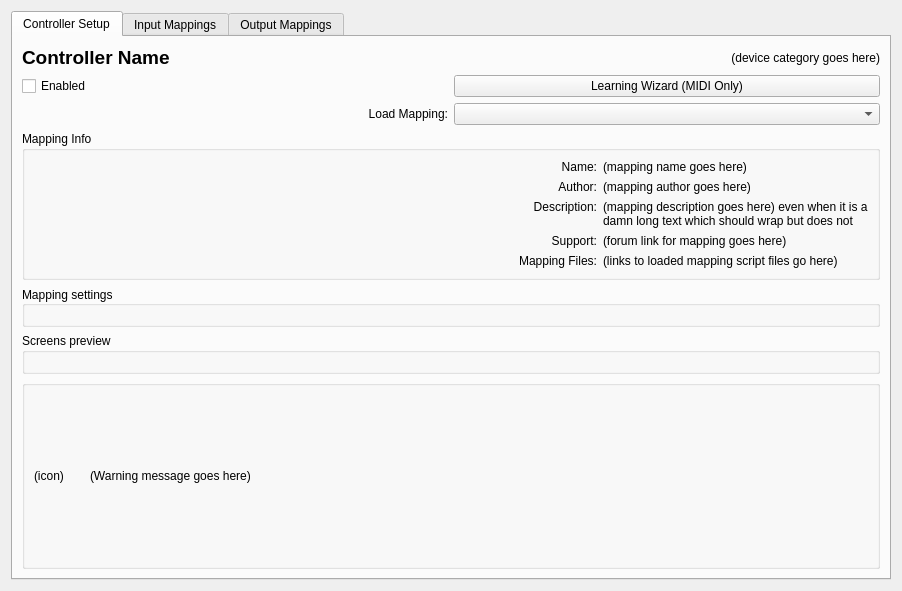
JoergAtGithub/mixxx, file src/controllers/dlgprefcontrollerdlg.ui: the form before one commit.
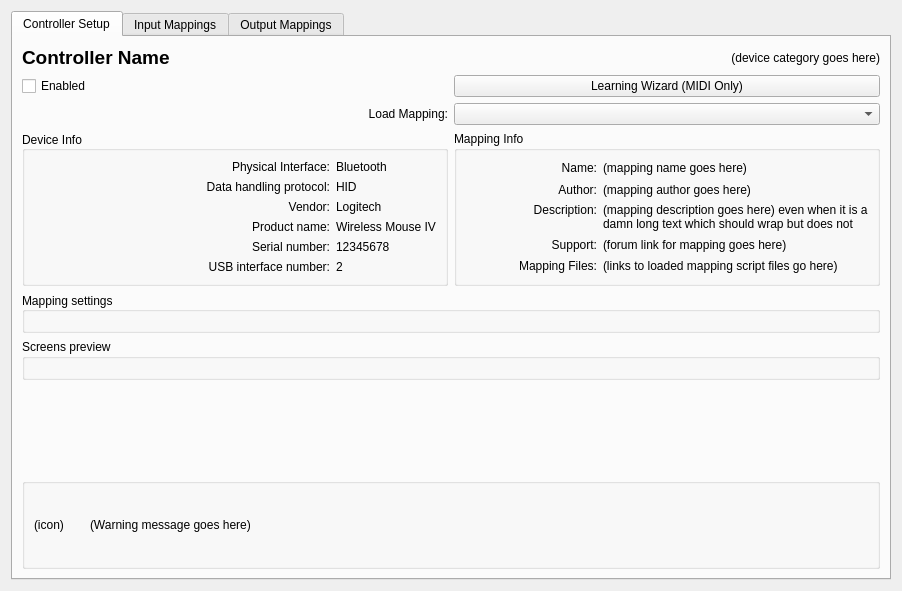
The form after the commit.

Commit message: UI layout for device info

```diff
--- a/src/controllers/dlgprefcontrollerdlg.ui
+++ b/src/controllers/dlgprefcontrollerdlg.ui
@@ -53,6 +53,285 @@
         </widget>
        </item>
        <item row="10" column="0" colspan="2">
+         <layout class="QGridLayout" name="gridLayout_8" rowstretch="0">
+           <item row="0" column="0">
+             <widget class="QGroupBox" name="groupBoxDeviceInfo">
+               <property name="sizePolicy">
+                 <sizepolicy hsizetype="Preferred" vsizetype="Preferred">
+                   <horstretch>0</horstretch>
+                   <verstretch>0</verstretch>
+                 </sizepolicy>
+               </property>
+               <property name="title">
+                 <string>Device Info</string>
+               </property>
+               <property name="alignment">
+                 <set>Qt::AlignmentFlag::AlignLeading|Qt::AlignmentFlag::AlignLeft|Qt::AlignmentFlag::AlignVCenter</set>
+               </property>
+               <layout class="QGridLayout" name="gridLayout9">
+                 <item row="0" column="0">
+                   <widget class="QLabel" name="labelPhysicalInterface">
+                     <property name="sizePolicy">
+                       <sizepolicy hsizetype="MinimumExpanding" vsizetype="Minimum">
+                         <horstretch>0</horstretch>
+                         <verstretch>0</verstretch>
+                       </sizepolicy>
+                     </property>
+                     <property name="text">
+                       <string>Physical Interface:</string>
+                     </property>
+                     <property name="alignment">
+                       <set>Qt::AlignRight|Qt::AlignTrailing|Qt::AlignVCenter</set>
+                     </property>
+                   </widget>
+                 </item>
+                 <item row="0" column="1">
+                   <widget class="QLabel" name="labelPhysicalInterfaceValue">
+                     <property name="sizePolicy">
+                       <sizepolicy hsizetype="Minimum" vsizetype="Minimum">
+                         <horstretch>0</horstretch>
+                         <verstretch>0</verstretch>
+                       </sizepolicy>
+                     </property>
+                     <property name="minimumSize">
+                       <size>
+                         <width>0</width>
+                         <height>0</height>
+                       </size>
+                     </property>
+                     <property name="toolTip">
+                       <string notr="true"/>
+                     </property>
+                     <property name="text">
+                       <string notr="true">Bluetooth</string>
+                     </property>
+                     <property name="wordWrap">
+                       <bool>true</bool>
+                     </property>
+                   </widget>
+                 </item>
+                 <item row="1" column="0">
+                   <widget class="QLabel" name="labelDataHandlingProtocol">
+                     <property name="sizePolicy">
+                       <sizepolicy hsizetype="Minimum" vsizetype="Minimum">
+                         <horstretch>0</horstretch>
+                         <verstretch>0</verstretch>
+                       </sizepolicy>
+                     </property>
+                     <property name="text">
+                       <string>Data handling protocol:</string>
+                     </property>
+                     <property name="alignment">
+                       <set>Qt::AlignRight|Qt::AlignTrailing|Qt::AlignVCenter</set>
+                     </property>
+                   </widget>
+                 </item>
+                 <item row="1" column="1">
+                   <widget class="QLabel" name="labelDataHandlingProtocolValue">
+                     <property name="sizePolicy">
+                       <sizepolicy hsizetype="Minimum" vsizetype="Minimum">
+                         <horstretch>0</horstretch>
+                         <verstretch>0</verstretch>
+                       </sizepolicy>
+                     </property>
+                     <property name="minimumSize">
+                       <size>
+                         <width>0</width>
+                         <height>0</height>
+                       </size>
+                     </property>
+                     <property name="toolTip">
+                       <string notr="true"/>
+                     </property>
+                     <property name="text">
+                       <string notr="true">HID</string>
+                     </property>
+                     <property name="wordWrap">
+                       <bool>true</bool>
+                     </property>
+                   </widget>
+                 </item>
+                 <item row="2" column="0">
+                   <widget class="QLabel" name="labelVendor">
+                     <property name="sizePolicy">
+                       <sizepolicy hsizetype="Minimum" vsizetype="Minimum">
+                         <horstretch>0</horstretch>
+                         <verstretch>0</verstretch>
+                       </sizepolicy>
+                     </property>
+                     <property name="text">
+                       <string>Vendor:</string>
+                     </property>
+                     <property name="alignment">
+                       <set>Qt::AlignRight|Qt::AlignTrailing|Qt::AlignVCenter</set>
+                     </property>
+                   </widget>
+                 </item>
+                 <item row="2" column="1">
+                   <widget class="QLabel" name="labelVendorValue">
+                     <property name="sizePolicy">
+                       <sizepolicy hsizetype="Minimum" vsizetype="Minimum">
+                         <horstretch>0</horstretch>
+                         <verstretch>0</verstretch>
+                       </sizepolicy>
+                     </property>
+                     <property name="minimumSize">
+                       <size>
+                         <width>0</width>
+                         <height>0</height>
+                       </size>
+                     </property>
+                     <property name="toolTip">
+                       <string notr="true"/>
+                     </property>
+                     <property name="text">
+                       <string notr="true">Logitech</string>
+                     </property>
+                     <property name="wordWrap">
+                       <bool>true</bool>
+                     </property>
+                   </widget>
+                 </item>
+                 <item row="3" column="0">
+                   <widget class="QLabel" name="labelProduct">
+                     <property name="sizePolicy">
+                       <sizepolicy hsizetype="Minimum" vsizetype="Minimum">
+                         <horstretch>0</horstretch>
+                         <verstretch>0</verstretch>
+                       </sizepolicy>
+                     </property>
+                     <property name="text">
+                       <string>Product name:</string>
+                     </property>
+                     <property name="alignment">
+                       <set>Qt::AlignRight|Qt::AlignTrailing|Qt::AlignVCenter</set>
+                     </property>
+                   </widget>
+                 </item>
+                 <item row="3" column="1">
+                   <widget class="QLabel" name="labelProductValue">
+                     <property name="sizePolicy">
+                       <sizepolicy hsizetype="Minimum" vsizetype="Minimum">
+                         <horstretch>0</horstretch>
+                         <verstretch>0</verstretch>
+                       </sizepolicy>
+                     </property>
+                     <property name="minimumSize">
+                       <size>
+                         <width>0</width>
+                         <height>0</height>
+                       </size>
+                     </property>
+                     <property name="toolTip">
+                       <string notr="true"/>
+                     </property>
+                     <property name="text">
+                       <string notr="true">Wireless Mouse IV</string>
+                     </property>
+                     <property name="wordWrap">
+                       <bool>true</bool>
+                     </property>
+                   </widget>
+                 </item>
+                 <item row="4" column="0">
+                   <widget class="QLabel" name="labelSerialNumber">
+                     <property name="sizePolicy">
+                       <sizepolicy hsizetype="Minimum" vsizetype="Minimum">
+                         <horstretch>0</horstretch>
+                         <verstretch>0</verstretch>
+                       </sizepolicy>
+                     </property>
+                     <property name="text">
+                       <string>Serial number:</string>
+                     </property>
+                     <property name="alignment">
+                       <set>Qt::AlignRight|Qt::AlignTrailing|Qt::AlignVCenter</set>
+                     </property>
+                   </widget>
+                 </item>
+                 <item row="4" column="1">
+                   <widget class="QLabel" name="labelSerialNumberValue">
+                     <property name="sizePolicy">
+                       <sizepolicy hsizetype="Minimum" vsizetype="Minimum">
+                         <horstretch>0</horstretch>
+                         <verstretch>0</verstretch>
+                       </sizepolicy>
+                     </property>
+                     <property name="minimumSize">
+                       <size>
+                         <width>0</width>
+                         <height>0</height>
+                       </size>
+                     </property>
+                     <property name="toolTip">
+                       <string notr="true"/>
+                     </property>
+                     <property name="text">
+                       <string notr="true">12345678</string>
+                     </property>
+                     <property name="wordWrap">
+                       <bool>true</bool>
+                     </property>
+                   </widget>
+                 </item>
+                 <item row="5" column="0">
+                   <widget class="QLabel" name="labelUsbInterfaceNumber">
+                     <property name="sizePolicy">
+                       <sizepolicy hsizetype="Minimum" vsizetype="Minimum">
+                         <horstretch>0</horstretch>
+                         <verstretch>0</verstretch>
+                       </sizepolicy>
+                     </property>
+                     <property name="text">
+                       <string>USB interface number:</string>
+                     </property>
+                     <property name="alignment">
+                       <set>Qt::AlignRight|Qt::AlignTrailing|Qt::AlignVCenter</set>
+                     </property>
+                   </widget>
+                 </item>
+                 <item row="5" column="1">
+                   <widget class="QLabel" name="labelUsbInterfaceNumberlValue">
+                     <property name="sizePolicy">
+                       <sizepolicy hsizetype="Minimum" vsizetype="Minimum">
+                         <horstretch>0</horstretch>
+                         <verstretch>0</verstretch>
+                       </sizepolicy>
+                     </property>
+                     <property name="minimumSize">
+                       <size>
+                         <width>0</width>
+                         <height>0</height>
+                       </size>
+                     </property>
+                     <property name="toolTip">
+                       <string notr="true"/>
+                     </property>
+                     <property name="text">
+                       <string notr="true">2</string>
+                     </property>
+                     <property name="wordWrap">
+                       <bool>true</bool>
+                     </property>
+                   </widget>
+                 </item>
+                 <item row="6" column="0">
+                   <spacer name="verticalSpacerDeviceinfo">
+                     <property name="orientation">
+                       <enum>Qt::Vertical</enum>
+                     </property>
+                     <property name="sizeHint" stdset="0">
+                       <size>
+                         <width>0</width>
+                         <height>0</height>
+                       </size>
+                     </property>
+                   </spacer>
+                 </item>
+               </layout>
+             </widget>
+           </item>
+           <item row="0" column="1">
         <widget class="QGroupBox" name="groupBoxMappingInfo">
          <property name="title">
           <string>Mapping Info</string>
@@ -61,9 +340,9 @@
           <item row="0" column="0">
            <widget class="QLabel" name="labelMappingName">
             <property name="sizePolicy">
-             <sizepolicy hsizetype="Minimum" vsizetype="Minimum">
-              <horstretch>0</horstretch>
-              <verstretch>0</verstretch>
+             <sizepolicy hsizetype="MinimumExpanding" vsizetype="Minimum">
+               <horstretch>0</horstretch>
+               <verstretch>0</verstretch>
              </sizepolicy>
             </property>
             <property name="text">
@@ -266,6 +545,21 @@
          </layout>
         </widget>
        </item>
+      <item row="1" column="0">
+        <spacer name="verticalSpacerBelowInfo">
+          <property name="orientation">
+            <enum>Qt::Vertical</enum>
+          </property>
+          <property name="sizeHint" stdset="0">
+            <size>
+              <width>0</width>
+              <height>0</height>
+            </size>
+          </property>
+        </spacer>
+      </item>
+     </layout>
+       </item>
        <item row="2" column="0">
         <widget class="QLabel" name="label_LoadMapping">
          <property name="sizePolicy">
@@ -461,7 +755,20 @@
          </property>
          <layout class="QHBoxLayout" name="horizontalLayout_3"/>
         </widget>
-       </item>
+        </item>
+        <item row="14" column="0" colspan="2">
+        <spacer name="verticalSpacerEndOfPage">
+          <property name="orientation">
+            <enum>Qt::Vertical</enum>
+          </property>
+          <property name="sizeHint" stdset="0">
+            <size>
+              <width>0</width>
+              <height>0</height>
+            </size>
+          </property>
+        </spacer>
+        </item>
       </layout>
      </widget>
      <widget class="QWidget" name="inputMappingsTab">
```
Left out of the diff: 2 changed lines with no effect on the pictures.
